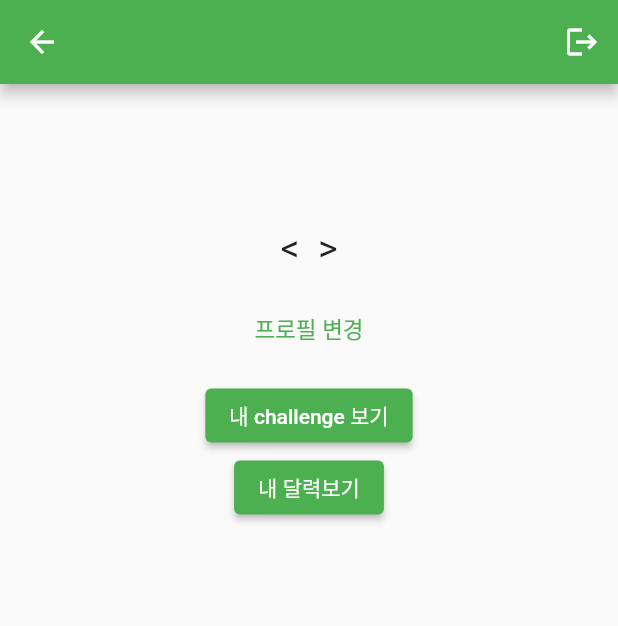
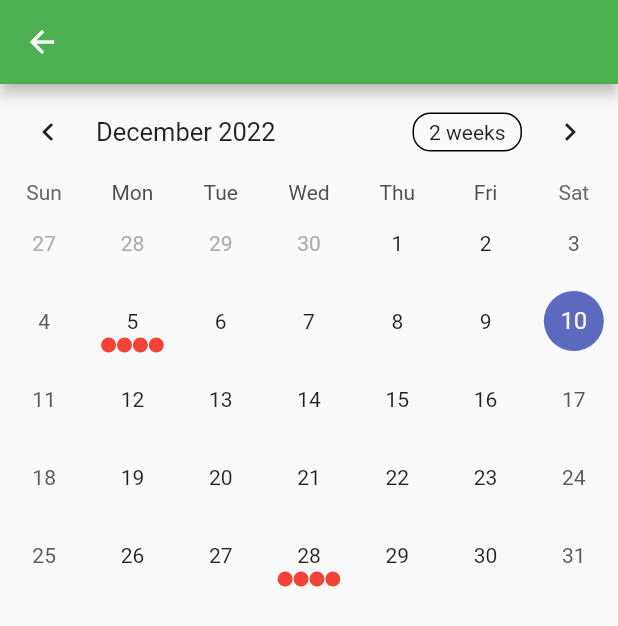
Before and after one commit to s00cong/moapp_final, a Flutter app: the ProfilePage screen opened by its route, after a tap on "내 달력보기", on a phone screen of 412 x 824 dp. Shown: the top 626 px of the screen. Run offline on Flutter 3.47's test engine with Material 2 defaults, Android fonts, the phone set to English and light mode, and no system bars; drawn by our look-alikes of table_calendar; our stand-ins replace cloud_firestore, firebase_auth, firebase_core, firebase_storage, google_sign_in, image_picker; missing offline and left inert: firebase_ui_auth; accounts and stored records are empty; generated files the repository leaves out were written again; network calls fail.

Commit message:
real_final

```diff
--- a/lib/app.dart
+++ b/lib/app.dart
@@ -13,6 +13,7 @@
 // limitations under the License.
 
 import 'package:finalproject/profile.dart';
+import 'package:finalproject/table.dart';
 import 'package:flutter/material.dart';
 // import 'package:shrine/profile.dart';
 //
@@ -46,6 +47,7 @@ class MyApp extends StatelessWidget {
         '/challenge': (context) => challenge(),
         '/tappage': (context) => TabPage(),
         '/profile': (context) => const ProfilePage(),
+        '/table' : (context) => TableCalendarScreen(),
 
 
       },
--- a/lib/profile.dart
+++ b/lib/profile.dart
@@ -87,7 +87,9 @@ class ProfilePageState extends State<ProfilePage>{
                 Center(
                   child:
                   guest? const SizedBox(height: 5.0,):
-                  ElevatedButton(onPressed:(){},
+                  ElevatedButton(onPressed:(){
+                    Navigator.pushNamed(context, '/table');
+                  },
 
                       child: Text("내 달력보기")
                   ),
--- /dev/null
+++ b/lib/table.dart
@@ -0,0 +1,110 @@
+import 'dart:collection';
+
+import 'package:flutter/material.dart';
+import 'package:table_calendar/table_calendar.dart';
+
+class TableCalendarScreen extends StatefulWidget {
+  const TableCalendarScreen({Key? key}) : super(key: key);
+
+  @override
+  State<TableCalendarScreen> createState() => _TableCalendarScreenState();
+}
+class Event {
+  String title;
+  bool complete;
+  Event(this.title, this.complete);
+
+  @override
+  String toString() => title;
+}
+Map<DateTime,dynamic> eventSource = {
+  DateTime.utc(2022,11,3) : [Event('5분 기도하기',false),Event('교회 가서 인증샷 찍기',true),Event('QT하기',true),Event('셀 모임하기',false),],
+  DateTime.utc(2022,12,5) : [Event('5분 기도하기',false),Event('치킨 먹기',true),Event('QT하기',true),Event('셀 모임하기',false),],
+  DateTime.utc(2022,12,28) : [Event('5분 기도하기',false),Event('자기 셀카 올리기',true),Event('QT하기',false),Event('셀 모임하기',false),],
+  DateTime.utc(2023,1,11) : [Event('5분 기도하기',false),Event('가족과 저녁식사 하기',true),Event('QT하기',true)],
+  DateTime.utc(2023,1,13) : [Event('5분 기도하기',false),Event('교회 가서 인증샷 찍기',true),Event('QT하기',false),Event('셀 모임하기',false),],
+  DateTime.utc(2023,1,15) : [Event('5분 기도하기',false),Event('치킨 먹기',false),Event('QT하기',true),Event('셀 모임하기',false),],
+  DateTime.utc(2023,1,18) : [Event('5분 기도하기',false),Event('자기 셀카 올리기',true),Event('QT하기',false),Event('셀 모임하기',false),],
+  DateTime.utc(2023,1,20) : [Event('5분 기도하기',true),Event('자기 셀카 올리기',true),Event('QT하기',true),Event('셀 모임하기',true),],
+  DateTime.utc(2023,1,21) : [Event('5분 기도하기',false),Event('가족과 저녁식사 하기',true),Event('QT하기',false)]
+};
+
+class _TableCalendarScreenState extends State<TableCalendarScreen> {
+  final events = LinkedHashMap(
+    equals: isSameDay,
+  )..addAll(eventSource);
+
+  List<Event> _getEventsForDay(DateTime day) {
+    return events[day] ?? [];
+  }
+
+  // Map<DateTime, List<Event>> events = {
+  //   DateTime.utc(2022,12,13) : [ Event('title'), Event('title2') ],
+  //   DateTime.utc(2022,7,14) : [ Event('title3') ],
+  // };
+
+  // List<Event> _getEventsForDay(DateTime day) {
+  //   return events[day] ?? [];
+  // }
+
+  DateTime selectedDay = DateTime(
+    DateTime.now().year,
+    DateTime.now().month,
+    DateTime.now().day,
+  );
+
+  DateTime focusedDay = DateTime.now();
+
+  @override
+  Widget build(BuildContext context) {
+    return Scaffold(
+      appBar: AppBar(),
+      body:
+      ListView(
+        children: [
+          TableCalendar(
+
+            firstDay: DateTime.utc(2010, 1, 1),
+            lastDay: DateTime.utc(2030, 3, 14),
+            focusedDay: focusedDay,
+
+            headerStyle: const HeaderStyle(
+              titleCentered: false,
+
+            ),
+
+            calendarStyle: const CalendarStyle(
+              markerSize: 10.0,
+              markerDecoration: BoxDecoration(
+                  color: Colors.red,
+                  shape: BoxShape.circle
+              ),
+            ),
+            eventLoader: _getEventsForDay,
+
+            onDaySelected: (DateTime selectedDay, DateTime focusedDay) {
+              // 선택된 날짜의 상태를 갱신합니다.
+              setState((){
+                this.selectedDay = selectedDay;
+                this.focusedDay = focusedDay;
+              });
+            },
+            selectedDayPredicate: (DateTime day) {
+              // selectedDay 와 동일한 날짜의 모양을 바꿔줍니다.
+              return isSameDay(selectedDay, day);
+            },
+          ),
+
+
+        ],
+      )
+
+
+    );
+  }
+}
+// class Event {
+//   String title;
+//
+//   Event(this.title);
+// }
```
Also changed, not shown: lib/event.dart (added), 4 other files.
